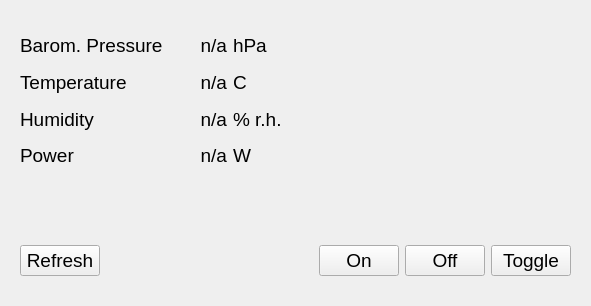
First picture: the form in libfullcircle/simulator.ui, repository C3MA/fullcircle, before the edit.
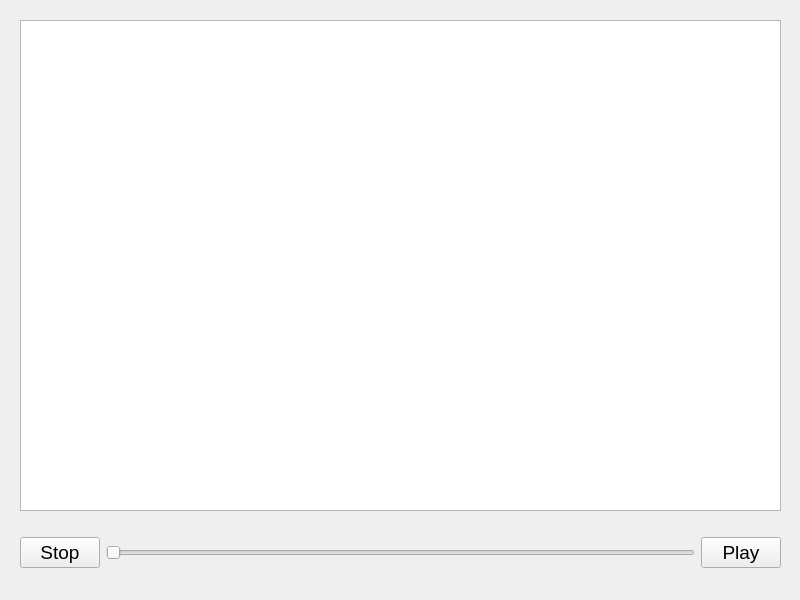
Second picture: the form after the edit. Icons and pictures are not drawn.

Patch:
```diff
--- a/libfullcircle/simulator.ui
+++ b/libfullcircle/simulator.ui
@@ -6,8 +6,8 @@
    <rect>
     <x>0</x>
     <y>0</y>
-    <width>591</width>
-    <height>306</height>
+    <width>800</width>
+    <height>600</height>
    </rect>
   </property>
   <property name="windowTitle">
@@ -20,9 +20,9 @@
    <property name="geometry">
     <rect>
      <x>20</x>
-     <y>240</y>
-     <width>551</width>
-     <height>41</height>
+     <y>530</y>
+     <width>761</width>
+     <height>45</height>
     </rect>
    </property>
    <layout class="QHBoxLayout" name="horizontalLayout">
@@ -36,35 +36,15 @@
        </font>
       </property>
       <property name="text">
-       <string>Refresh</string>
+       <string>Stop</string>
       </property>
      </widget>
     </item>
     <item>
-     <spacer name="horizontalSpacer">
+     <widget class="QSlider" name="frame_slider">
       <property name="orientation">
        <enum>Qt::Horizontal</enum>
       </property>
-      <property name="sizeHint" stdset="0">
-       <size>
-        <width>40</width>
-        <height>20</height>
-       </size>
-      </property>
-     </spacer>
-    </item>
-    <item>
-     <widget class="QPushButton" name="on_PB">
-      <property name="font">
-       <font>
-        <pointsize>14</pointsize>
-        <weight>50</weight>
-        <bold>false</bold>
-       </font>
-      </property>
-      <property name="text">
-       <string>On</string>
-      </property>
      </widget>
     </item>
     <item>
@@ -77,218 +57,24 @@
        </font>
       </property>
       <property name="text">
-       <string>Off</string>
-      </property>
-     </widget>
-    </item>
-    <item>
-     <widget class="QPushButton" name="toggle_PB">
-      <property name="font">
-       <font>
-        <pointsize>14</pointsize>
-        <weight>50</weight>
-        <bold>false</bold>
-       </font>
-      </property>
-      <property name="text">
-       <string>Toggle</string>
+       <string>Play</string>
       </property>
      </widget>
     </item>
    </layout>
   </widget>
-  <widget class="QLabel" name="label_5">
-   <property name="geometry">
-    <rect>
-     <x>300</x>
-     <y>30</y>
-     <width>310</width>
-     <height>201</height>
-    </rect>
-   </property>
-   <property name="text">
-    <string/>
-   </property>
-   <property name="pixmap">
-    <pixmap resource="default.qrc">:/images/steckdose.jpg</pixmap>
-   </property>
-   <property name="scaledContents">
-    <bool>true</bool>
-   </property>
-  </widget>
-  <widget class="QWidget" name="gridLayoutWidget">
+  <widget class="QGraphicsView" name="graphics_view">
    <property name="geometry">
     <rect>
      <x>20</x>
-     <y>30</y>
-     <width>271</width>
-     <height>141</height>
+     <y>20</y>
+     <width>761</width>
+     <height>491</height>
     </rect>
    </property>
-   <layout class="QGridLayout" name="gridLayout">
-    <item row="0" column="0">
-     <widget class="QLabel" name="label_3">
-      <property name="font">
-       <font>
-        <pointsize>14</pointsize>
-       </font>
-      </property>
-      <property name="text">
-       <string>Barom. Pressure</string>
-      </property>
-     </widget>
-    </item>
-    <item row="1" column="1">
-     <widget class="QLabel" name="temperature_display">
-      <property name="font">
-       <font>
-        <pointsize>14</pointsize>
-       </font>
-      </property>
-      <property name="text">
-       <string>n/a</string>
-      </property>
-      <property name="alignment">
-       <set>Qt::AlignRight|Qt::AlignTrailing|Qt::AlignVCenter</set>
-      </property>
-     </widget>
-    </item>
-    <item row="0" column="2">
-     <widget class="QLabel" name="label_6">
-      <property name="font">
-       <font>
-        <pointsize>14</pointsize>
-       </font>
-      </property>
-      <property name="text">
-       <string>hPa</string>
-      </property>
-     </widget>
-    </item>
-    <item row="1" column="0">
-     <widget class="QLabel" name="label">
-      <property name="font">
-       <font>
-        <pointsize>14</pointsize>
-       </font>
-      </property>
-      <property name="text">
-       <string>Temperature</string>
-      </property>
-     </widget>
-    </item>
-    <item row="2" column="0">
-     <widget class="QLabel" name="label_2">
-      <property name="font">
-       <font>
-        <pointsize>14</pointsize>
-       </font>
-      </property>
-      <property name="text">
-       <string>Humidity</string>
-      </property>
-     </widget>
-    </item>
-    <item row="2" column="1">
-     <widget class="QLabel" name="humidity_display">
-      <property name="font">
-       <font>
-        <pointsize>14</pointsize>
-       </font>
-      </property>
-      <property name="text">
-       <string>n/a</string>
-      </property>
-      <property name="alignment">
-       <set>Qt::AlignRight|Qt::AlignTrailing|Qt::AlignVCenter</set>
-      </property>
-     </widget>
-    </item>
-    <item row="2" column="2">
-     <widget class="QLabel" name="label_8">
-      <property name="font">
-       <font>
-        <pointsize>14</pointsize>
-       </font>
-      </property>
-      <property name="text">
-       <string>% r.h.</string>
-      </property>
-     </widget>
-    </item>
-    <item row="0" column="1">
-     <widget class="QLabel" name="pressure_display">
-      <property name="font">
-       <font>
-        <pointsize>14</pointsize>
-       </font>
-      </property>
-      <property name="text">
-       <string>n/a</string>
-      </property>
-      <property name="alignment">
-       <set>Qt::AlignRight|Qt::AlignTrailing|Qt::AlignVCenter</set>
-      </property>
-     </widget>
-    </item>
-    <item row="1" column="2">
-     <widget class="QLabel" name="label_7">
-      <property name="font">
-       <font>
-        <pointsize>14</pointsize>
-       </font>
-      </property>
-      <property name="text">
-       <string>C</string>
-      </property>
-     </widget>
-    </item>
-    <item row="3" column="0">
-     <widget class="QLabel" name="label_4">
-      <property name="font">
-       <font>
-        <pointsize>14</pointsize>
-        <weight>50</weight>
-        <italic>false</italic>
-        <bold>false</bold>
-       </font>
-      </property>
-      <property name="text">
-       <string>Power</string>
-      </property>
-     </widget>
-    </item>
-    <item row="3" column="1">
-     <widget class="QLabel" name="power_display">
-      <property name="font">
-       <font>
-        <pointsize>14</pointsize>
-        <weight>50</weight>
-        <italic>false</italic>
-        <bold>false</bold>
-       </font>
-      </property>
-      <property name="text">
-       <string>n/a</string>
-      </property>
-      <property name="alignment">
-       <set>Qt::AlignRight|Qt::AlignTrailing|Qt::AlignVCenter</set>
-      </property>
-     </widget>
-    </item>
-    <item row="3" column="2">
-     <widget class="QLabel" name="label_9">
-      <property name="font">
-       <font>
-        <pointsize>14</pointsize>
-       </font>
-      </property>
-      <property name="text">
-       <string>W</string>
-      </property>
-     </widget>
-    </item>
-   </layout>
+   <property name="interactive">
+    <bool>false</bool>
+   </property>
   </widget>
  </widget>
  <resources>
```
Left out of the diff: 6 changed lines with no effect on the pictures.
